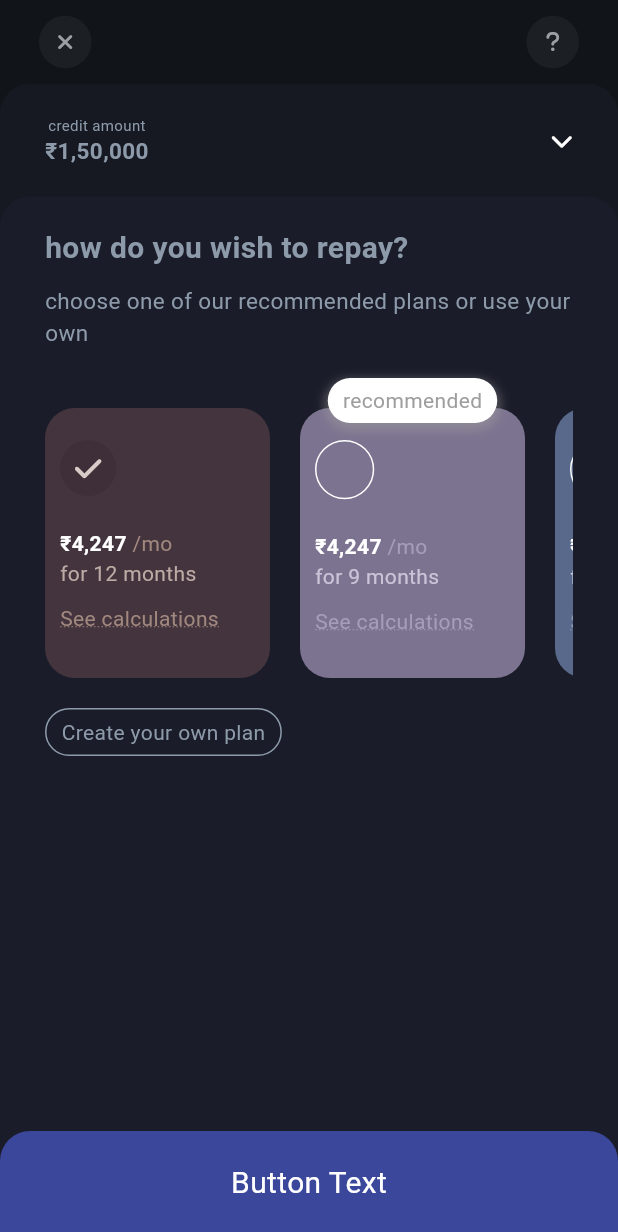
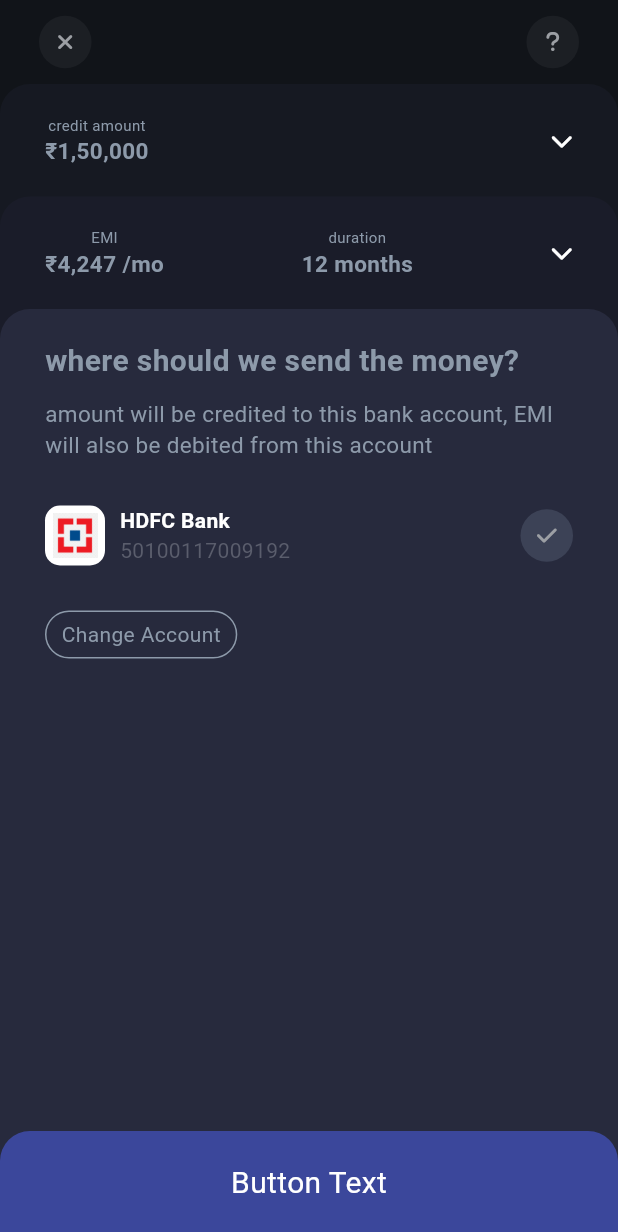
Before and after one commit to SourishBiswas23/cred_assignment, a Flutter app: the screen it shows after launch, on a phone screen of 412 x 824 dp. Shown: the top 1232 px of the screen. Run offline on Flutter 3.47's test engine with Material 3 defaults, Android fonts, the phone set to English and light mode, and no system bars; our stand-ins replace font_awesome_flutter.

Commit message:
Created the third view expanded

```diff
--- a/lib/views/home_page/home_page.dart
+++ b/lib/views/home_page/home_page.dart
@@ -1,5 +1,6 @@
 import 'package:cred_assignment/views/home_page/first_view/first_view_collapsed.dart';
-import 'package:cred_assignment/views/home_page/second_view/second_view_expanded.dart';
+import 'package:cred_assignment/views/home_page/second_view/second_view_collapsed.dart';
+import 'package:cred_assignment/views/home_page/third_view/third_view_expanded.dart';
 import 'package:flutter/material.dart';
 
 import '../../app_theme.dart';
@@ -22,18 +23,25 @@ class _HomePageState extends State<HomePage> {
       body: Stack(
         children: [
           Positioned(
-            top: 0,
+            top: 75 * 0,
             left: 0,
             right: 0,
             bottom: 0,
             child: FirstViewCollapsed(),
           ),
           Positioned(
-            top: 75,
+            top: 75 * 1,
             left: 0,
             right: 0,
             bottom: 0,
-            child: SecondViewExpanded(),
+            child: SecondViewCollapsed(),
+          ),
+          Positioned(
+            top: 75 * 2,
+            left: 0,
+            right: 0,
+            bottom: 0,
+            child: ThirdViewExpanded(),
           ),
           NextButton(),
         ],
--- /dev/null
+++ b/lib/views/home_page/third_view/third_view_expanded.dart
@@ -0,0 +1,104 @@
+import 'package:flutter/material.dart';
+import 'package:font_awesome_flutter/font_awesome_flutter.dart';
+
+import '../../../app_theme.dart';
+
+class ThirdViewExpanded extends StatelessWidget {
+  const ThirdViewExpanded({super.key});
+
+  @override
+  Widget build(BuildContext context) {
+    return Container(
+      decoration: const BoxDecoration(
+        borderRadius: BorderRadius.only(
+          topLeft: Radius.circular(AppTheme.viewBorderRadius),
+          topRight: Radius.circular(AppTheme.viewBorderRadius),
+        ),
+        color: AppTheme.thirdViewColor,
+      ),
+      padding: const EdgeInsets.symmetric(
+        horizontal: 30,
+        vertical: 20,
+      ),
+      child: Column(
+        crossAxisAlignment: CrossAxisAlignment.start,
+        children: [
+          const Text(
+            'where should we send the money?',
+            style: AppTheme.expandedViewTitleStyle,
+          ),
+          const SizedBox(height: 10),
+          const Text(
+            'amount will be credited to this bank account, EMI will also be debited from this account',
+            style: AppTheme.expandedViewSubTitleStyle,
+          ),
+          const SizedBox(height: 30),
+          Row(
+            mainAxisAlignment: MainAxisAlignment.spaceBetween,
+            children: [
+              Row(
+                children: [
+                  Container(
+                    height: 40,
+                    width: 40,
+                    padding: const EdgeInsets.all(5),
+                    decoration: BoxDecoration(
+                      color: Colors.white,
+                      borderRadius: BorderRadius.circular(10),
+                    ),
+                    child: Image.asset(
+                      'assets/images/hdfc_logo.png',
+                      fit: BoxFit.cover,
+                    ),
+                  ),
+                  const SizedBox(width: 10),
+                  const Column(
+                    crossAxisAlignment: CrossAxisAlignment.start,
+                    children: [
+                      Text(
+                        'HDFC Bank',
+                        style: TextStyle(
+                          color: Colors.white,
+                          fontWeight: FontWeight.bold,
+                        ),
+                      ),
+                      Text(
+                        '50100117009192',
+                        style: TextStyle(color: Color(0xFF5A5D6C)),
+                      )
+                    ],
+                  )
+                ],
+              ),
+              Container(
+                padding: const EdgeInsets.all(10),
+                decoration: const BoxDecoration(
+                  color: Color(0xFF3C4256),
+                  shape: BoxShape.circle,
+                ),
+                child: const Icon(
+                  FontAwesomeIcons.check,
+                  color: AppTheme.iconColor,
+                  size: 15,
+                ),
+              ),
+            ],
+          ),
+          const SizedBox(height: 30),
+          Container(
+            padding: const EdgeInsets.symmetric(horizontal: 10, vertical: 5),
+            decoration: const ShapeDecoration(
+              shape: StadiumBorder(
+                side: BorderSide(width: 1, color: AppTheme.viewTextColor),
+              ),
+            ),
+            child: const Text(
+              'Change Account',
+              style: TextStyle(color: AppTheme.viewTextColor),
+            ),
+          )
+        ],
+      ),
+    );
+  }
+}
--- a/pubspec.yaml
+++ b/pubspec.yaml
@@ -60,8 +60,8 @@ flutter:
   uses-material-design: true
 
   # To add assets to your application, add an assets section, like this:
-  # assets:
-  #   - images/a_dot_burr.jpeg
+  assets:
+    - assets/images/hdfc_logo.png
   #   - images/a_dot_ham.jpeg
 
   # An image asset can refer to one or more resolution-specific "variants", see
```
Also changed, not shown: assets/images/hdfc_logo.png (added).
